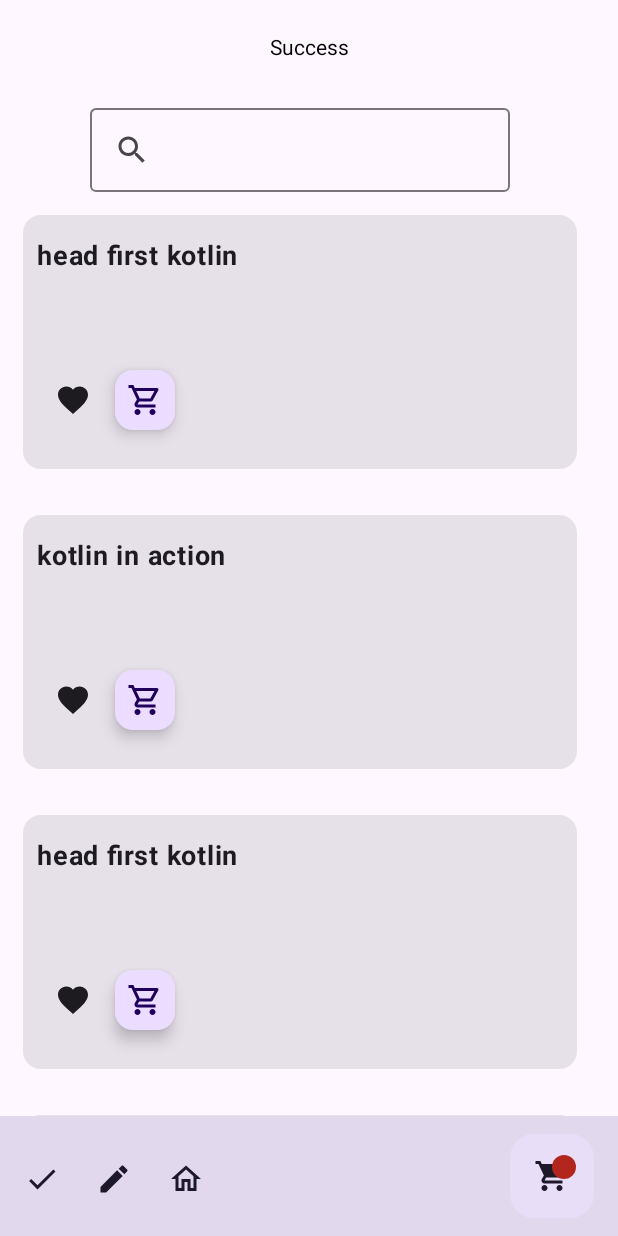
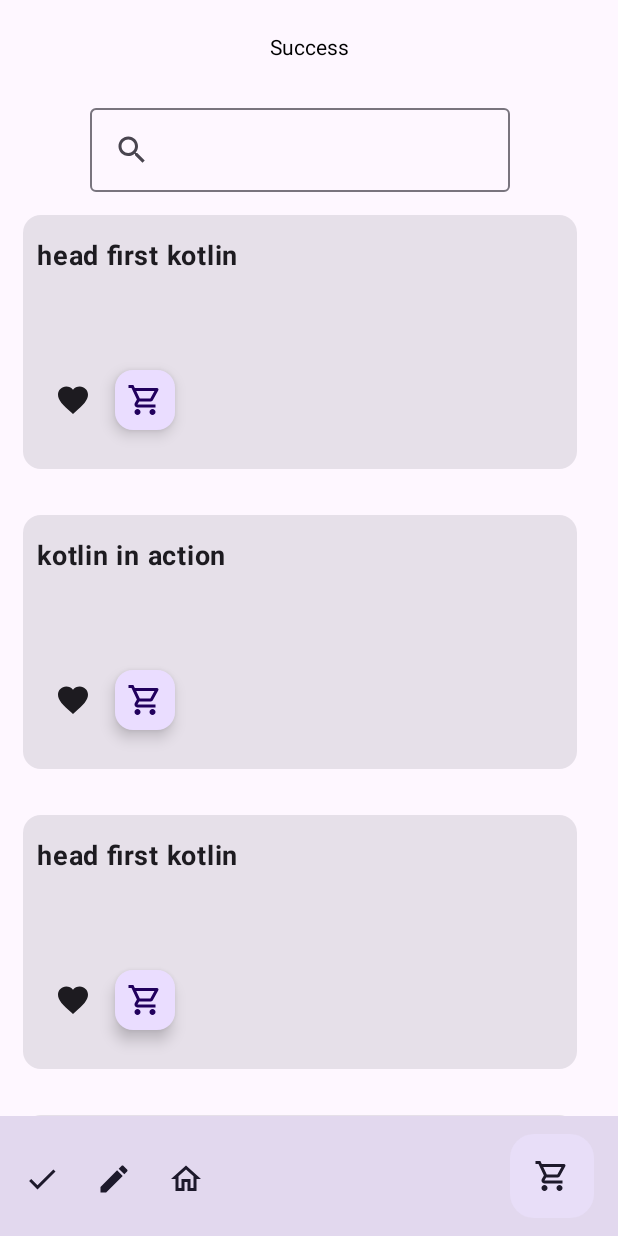
Before and after one commit to dongguowu/books-store-2023-mobile, an Android app built with Jetpack Compose: the composable BookStoreHomeScreen shown on its own in the app's theme, on a phone screen of 412 x 824 dp. Run offline under Robolectric (Android 15) with nearby library versions, the phone set to English and light mode, and no system bars; our stand-ins replace Voyager; libraries missing offline, so code that uses them is left out: io.realm.kotlin; missing, so only their content is drawn: CompositionLocalProvider; pictures from the network do not load; 5 statements that could not run were skipped.

Commit message:
update remove icon

```diff
--- a/shared/src/commonMain/kotlin/com/lduboscq/appkickstarter/main/shoppingcart/ShoppingCartScreen.kt
+++ b/shared/src/commonMain/kotlin/com/lduboscq/appkickstarter/main/shoppingcart/ShoppingCartScreen.kt
@@ -151,12 +151,14 @@ class ShoppingCartScreen : Screen {
                                 })
                         )
 
-                        Spacer(modifier = Modifier.width(120.dp))
+                        Spacer(modifier = Modifier.width(60.dp))
 
                         AddOrSubstrateQuantity(
                             cartLine = cartLine,
                             update = { update(it) },
-                            delete = { delete(it) })
+                            delete = { delete(it) },
+                            showRemove = true
+                        )
                     }
                 }
             }
--- a/shared/src/commonMain/kotlin/com/lduboscq/appkickstarter/main/ui/MyBottomBar.kt
+++ b/shared/src/commonMain/kotlin/com/lduboscq/appkickstarter/main/ui/MyBottomBar.kt
@@ -5,6 +5,7 @@ import androidx.compose.material.icons.filled.Check
 import androidx.compose.material.icons.filled.Edit
 import androidx.compose.material.icons.filled.ShoppingCart
 import androidx.compose.material.icons.outlined.Home
+import androidx.compose.material.icons.outlined.ShoppingCart
 import androidx.compose.material3.Badge
 import androidx.compose.material3.BadgedBox
 import androidx.compose.material3.BottomAppBar
@@ -73,8 +74,8 @@ fun MyBottomBar(quantity: Int, currentScreen: Route) {
                 content = {
                     BadgedBox(
                         badge = {
-                            Badge {
-                                if (quantity >= 1) {
+                            if (quantity >= 1) {
+                                Badge {
                                     Text(
                                         quantity.toString(),
                                         modifier = Modifier.semantics {
@@ -86,7 +87,7 @@ fun MyBottomBar(quantity: Int, currentScreen: Route) {
                             }
                         }) {
                         Icon(
-                            Icons.Filled.ShoppingCart,
+                            Icons.Outlined.ShoppingCart,
                             contentDescription = "Display the quantity of books in shopping cart"
                         )
                     }
```
Also changed, not shown: shared/src/commonMain/kotlin/com/lduboscq/appkickstarter/main/shoppingcart/AddOrSubstrateQuantity.kt (+19 -3 lines).
